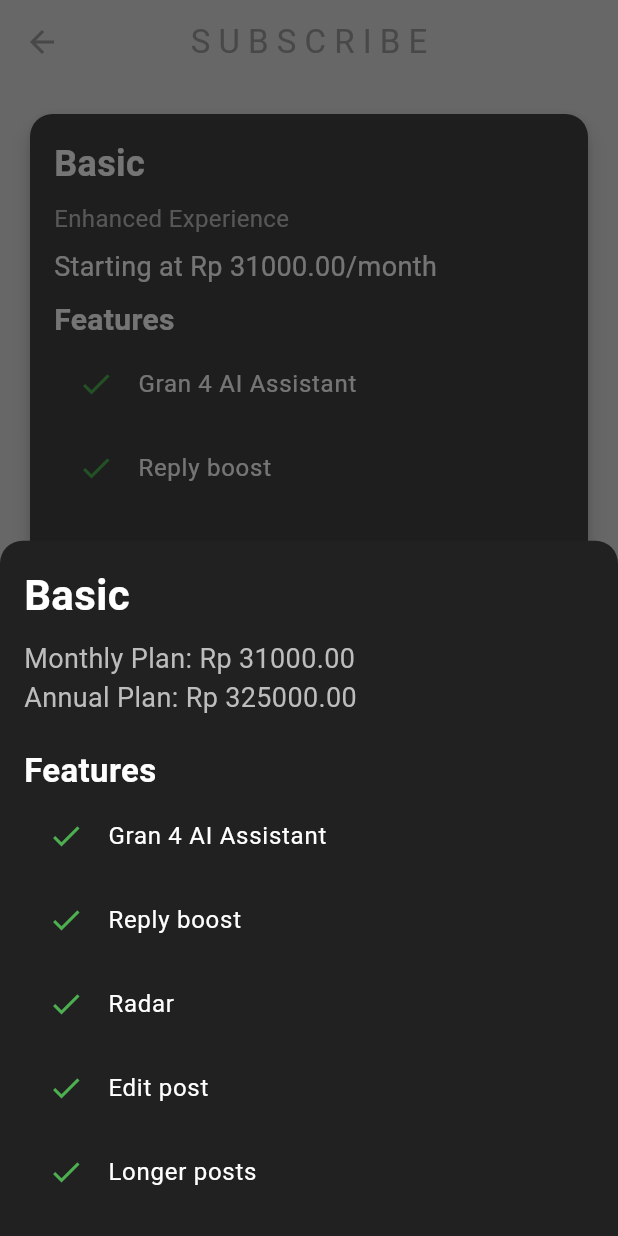
After one commit to fallss/UAS_Kelompok4_sosialmedia_twiter, a Flutter app: the SubscriptionScreen screen opened directly, after a tap on "Subscribe & pay", on a phone screen of 412 x 824 dp. The commit adds this screen. Run offline on Flutter 3.47's test engine with Material 3 defaults, Android fonts, the light colour scheme and no system bars; our stand-ins replace cloud_firestore, firebase_auth, firebase_core; accounts and stored records are empty.

Commit message:
Julius Juan

```diff
--- /dev/null
+++ b/lib/pages/subscription_page.dart
@@ -0,0 +1,288 @@
+import 'package:flutter/material.dart';
+
+// Define the model for Subscription Plans
+class SubscriptionPlan {
+  final String name;
+  final String description;
+  final double monthlyPrice;
+  final double annualPrice;
+  final List<String> features;
+
+  SubscriptionPlan({
+    required this.name,
+    required this.description,
+    required this.monthlyPrice,
+    required this.annualPrice,
+    required this.features,
+  });
+}
+
+// Sample list of subscription plans
+final List<SubscriptionPlan> plans = [
+  SubscriptionPlan(
+    name: 'Basic',
+    description: 'Enhanced Experience',
+    monthlyPrice: 31000.00,
+    annualPrice: 325000.00,
+    features: [
+      'Gran 4 AI Assistant',
+      'Reply boost',
+      'Radar',
+      'Edit post',
+      'Longer posts',
+    ],
+  ),
+  SubscriptionPlan(
+    name: 'Premium',
+    description: 'Premium Experience',
+    monthlyPrice: 45000.00,
+    annualPrice: 490000.00,
+    features: [
+      'All Basic Features',
+      'Priority support',
+      'No ads',
+      'Exclusive articles',
+    ],
+  ),
+  SubscriptionPlan(
+    name: 'Ultra',
+    description: 'Ultimate Experience',
+    monthlyPrice: 70000.00,
+    annualPrice: 770000.00,
+    features: [
+      'All Premium Features',
+      'VIP support',
+      'Video downloads',
+      'Premium content',
+    ],
+  ),
+];
+
+// Main Subscription Screen
+class SubscriptionScreen extends StatelessWidget {
+  @override
+  Widget build(BuildContext context) {
+    return Scaffold(
+      backgroundColor: Theme.of(context).colorScheme.surface,
+      appBar: AppBar(
+        centerTitle: true,
+        backgroundColor: Theme.of(context).colorScheme.surface,
+        title: Text('S U B S C R I B E'),
+        foregroundColor: Theme.of(context).colorScheme.primary,
+      ),
+      body: ListView.builder(
+        padding: EdgeInsets.all(16.0),
+        itemCount: plans.length,
+        itemBuilder: (context, index) {
+          final plan = plans[index];
+          return Card(
+            color: Colors.grey[800],
+            shape: RoundedRectangleBorder(
+              borderRadius: BorderRadius.circular(15.0),
+            ),
+            elevation: 5,
+            child: Padding(
+              padding: const EdgeInsets.all(16.0),
+              child: Column(
+                crossAxisAlignment: CrossAxisAlignment.start,
+                children: [
+                  Text(
+                    plan.name,
+                    style: TextStyle(
+                      color: Colors.white,
+                      fontSize: 24,
+                      fontWeight: FontWeight.bold,
+                    ),
+                  ),
+                  SizedBox(height: 8),
+                  Text(
+                    plan.description,
+                    style: TextStyle(
+                      color: Colors.grey[400],
+                      fontSize: 16,
+                    ),
+                  ),
+                  SizedBox(height: 8),
+                  Text(
+                    'Starting at Rp ${plan.monthlyPrice.toStringAsFixed(2)}/month',
+                    style: TextStyle(
+                      color: Colors.white,
+                      fontSize: 18,
+                    ),
+                  ),
+                  SizedBox(height: 8),
+                  Text(
+                    'Features',
+                    style: TextStyle(
+                      color: Colors.white,
+                      fontSize: 20,
+                      fontWeight: FontWeight.bold,
+                    ),
+                  ),
+                  ...plan.features.map(
+                    (feature) => ListTile(
+                      leading: Icon(Icons.check, color: Colors.green),
+                      title: Text(
+                        feature,
+                        style: TextStyle(color: Colors.white),
+                      ),
+                    ),
+                  ),
+                  SizedBox(height: 8),
+                  ElevatedButton(
+                    onPressed: () => _showPlanDetails(context, plan),
+                    style: ElevatedButton.styleFrom(
+                      backgroundColor: Colors.blueAccent,
+                      foregroundColor: Colors.white,
+                    ),
+                    child: Text('Subscribe & pay'),
+
+                  ),
+                ],
+              ),
+            ),
+          );
+        },
+      ),
+    );
+  }
+
+  // Function to show plan details with user agreement
+  void _showPlanDetails(BuildContext context, SubscriptionPlan plan) {
+  bool isAgreed = false; // Track checkbox state
+
+  showModalBottomSheet(
+    context: context,
+    backgroundColor: Colors.grey[900],
+    shape: RoundedRectangleBorder(
+      borderRadius: BorderRadius.vertical(top: Radius.circular(15.0)),
+    ),
+    builder: (context) {
+      return StatefulBuilder(
+        builder: (context, setState) {
+          return SingleChildScrollView(
+            child: Container(
+              padding: EdgeInsets.all(16.0),
+              child: Column(
+                crossAxisAlignment: CrossAxisAlignment.start,
+                children: [
+                  Text(
+                    plan.name,
+                    style: TextStyle(
+                      color: Colors.white,
+                      fontSize: 28,
+                      fontWeight: FontWeight.bold,
+                    ),
+                  ),
+                  SizedBox(height: 10),
+                  Text(
+                    'Monthly Plan: Rp ${plan.monthlyPrice.toStringAsFixed(2)}',
+                    style: TextStyle(color: Colors.grey[400], fontSize: 18),
+                  ),
+                  Text(
+                    'Annual Plan: Rp ${plan.annualPrice.toStringAsFixed(2)}',
+                    style: TextStyle(color: Colors.grey[400], fontSize: 18),
+                  ),
+                  SizedBox(height: 20),
+                  Text(
+                    'Features',
+                    style: TextStyle(
+                      color: Colors.white,
+                      fontSize: 22,
+                      fontWeight: FontWeight.bold,
+                    ),
+                  ),
+                  ...plan.features.map((feature) => ListTile(
+                        leading: Icon(Icons.check, color: Colors.green),
+                        title: Text(
+                          feature,
+                          style: TextStyle(color: Colors.white),
+                        ),
+                      )),
+                  SizedBox(height: 20),
+                  Row(
+                    children: [
+                      Checkbox(
+                        value: isAgreed,
+                        onChanged: (value) {
+                          setState(() {
+                            isAgreed = value ?? false;
+                          });
+                        },
+                        checkColor: Colors.white,
+                        activeColor: Colors.blueAccent,
+                      ),
+                      Expanded(
+                        child: Text(
+                          'I agree to the Terms & Conditions',
+                          style: TextStyle(color: Colors.white),
+                        ),
+                      ),
+                    ],
+                  ),
+                  // Explanation text below the user agreement
+                  Padding(
+                    padding: const EdgeInsets.only(left: 16.0, top: 8.0),
+                    child: Text(
+                      'By Subscribing, you agree to our Purchaser Terms of Service. Subscription auto-renew until cancelled. Cancel atleast 24 hours before renewal to avoid additional charges.',
+                      style: TextStyle(color: Colors.grey[400], fontSize: 14),
+                    ),
+                  ),
+                  SizedBox(
+                    width: double.infinity,
+                    child: ElevatedButton(
+                      onPressed: isAgreed
+                          ? () {
+                              Navigator.of(context).pop();
+                              _showThankYouMessage(context);
+                            }
+                          : null,
+                      style: ElevatedButton.styleFrom(
+                        backgroundColor: Colors.blueAccent,
+                        foregroundColor: Colors.white,
+                      ),
+                      child: Text('Subscribe & pay', textAlign: TextAlign.center),
+                    ),
+                  ),
+                ],
+              ),
+            ),
+          );
+        },
+      );
+    },
+  );
+}
+
+
+  // Function to show thank you message after subscribing
+  void _showThankYouMessage(BuildContext context) {
+    showDialog(
+      context: context,
+      builder: (context) {
+        return AlertDialog(
+          backgroundColor: Colors.grey[850],
+          title: Text(
+            'Thank you for subscribing!',
+            style: TextStyle(color: Colors.white),
+          ),
+          actions: [
+            TextButton(
+              onPressed: () {
+                Navigator.of(context).pop();
+              },
+              child: Text('OK', style: TextStyle(color: Colors.blueAccent)),
+            ),
+          ],
+        );
+      },
+    );
+  }
+}
+
+// Entry point for the app
+void main() {
+  runApp(MaterialApp(
+    home: SubscriptionScreen(),
+  ));
+}
```
Also changed, not shown: lib/components/my_drawer.dart (+33 -0 lines), lib/pages/community_page.dart (added, +50 -0 lines).
